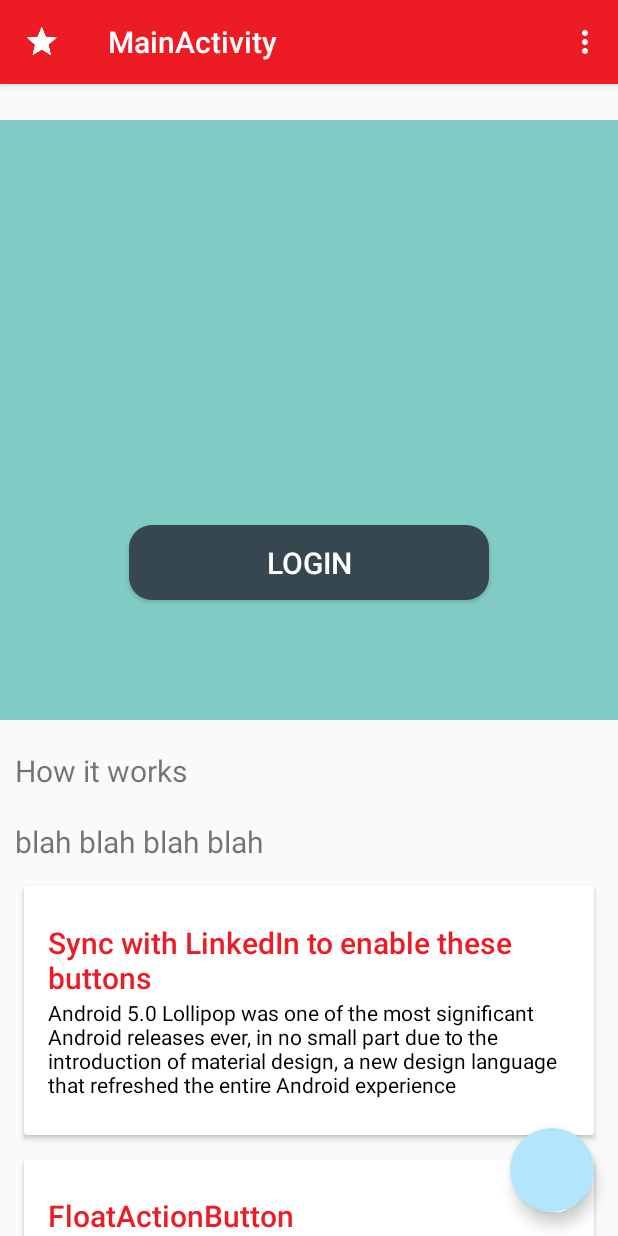
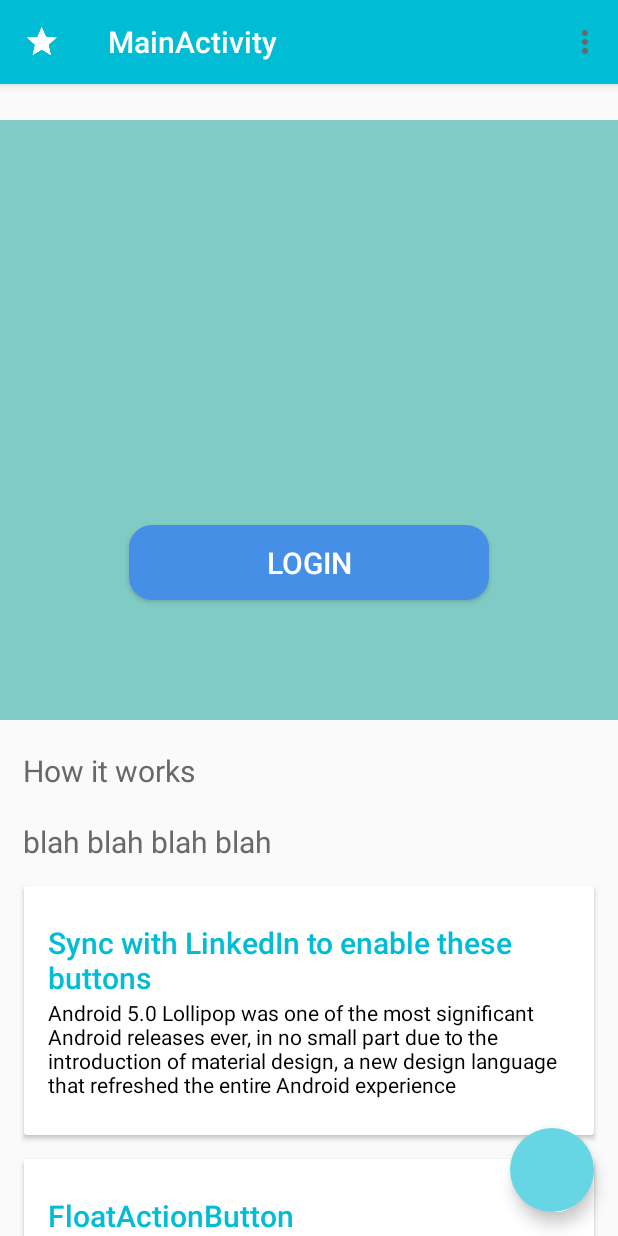
Before and after one commit to charlesmarino/careerandroid, an Android app: the screen it shows after launch (MainActivity), on a phone screen of 412 x 824 dp. Run offline under Robolectric (Android 15) with nearby library versions, the phone set to English and light mode, and no system bars.

Commit message:
Changed app colors

```diff
--- a/app/src/main/res/drawable-hdpi/rounded_corner_button.xml
+++ b/app/src/main/res/drawable-hdpi/rounded_corner_button.xml
@@ -2,5 +2,5 @@
 <shape xmlns:android="http://schemas.android.com/apk/res/android"
     android:shape="rectangle">
     <corners android:radius="15dp" />
-    <solid android:color="@color/material_blue_grey_800" />
+    <solid android:color="@color/my_accent" />
 </shape>
--- a/app/src/main/res/layout/activity_home.xml
+++ b/app/src/main/res/layout/activity_home.xml
@@ -15,8 +15,11 @@
         android:id="@+id/tab_layout"
         android:layout_width="match_parent"
         android:layout_height="wrap_content"
-        android:background="?attr/colorAccent"
-        app:tabIndicatorColor="?attr/colorPrimary"/>
+        android:background="?attr/colorPrimary"
+        app:tabMaxWidth="0dp"
+        app:tabGravity="fill"
+        app:tabMode="fixed"
+        app:tabIndicatorColor="@color/my_third_accent"/>
 
     <android.support.v4.view.ViewPager
         android:id="@+id/pager"
--- a/app/src/main/res/layout/view_splash.xml
+++ b/app/src/main/res/layout/view_splash.xml
@@ -19,6 +19,7 @@
             android:layout_marginTop="270dp"
             android:background="@drawable/rounded_corner_button"
             android:text="Login"
+            android:textColor="?android:attr/textColorPrimary"
             android:textSize="20sp"/>
 
     </LinearLayout>
@@ -33,20 +34,22 @@
             android:id="@+id/firstTextView"
             android:layout_width="match_parent"
             android:layout_height="wrap_content"
-            android:layout_marginLeft="10dp"
-            android:layout_marginRight="10dp"
+            android:layout_marginLeft="15dp"
+            android:layout_marginRight="15dp"
             android:layout_marginTop="20dp"
             android:text="How it works"
+            android:textColor="?android:attr/textColorSecondary"
             android:textSize="20sp"/>
 
         <TextView
             android:id="@+id/secondTextView"
             android:layout_width="match_parent"
             android:layout_height="wrap_content"
-            android:layout_marginLeft="10dp"
-            android:layout_marginRight="10dp"
+            android:layout_marginLeft="15dp"
+            android:layout_marginRight="15dp"
             android:layout_marginTop="20dp"
             android:text="blah blah blah blah"
+            android:textColor="?android:attr/textColorSecondary"
             android:textSize="20sp"/>
 
     </LinearLayout>
--- a/app/src/main/res/values/colors.xml
+++ b/app/src/main/res/values/colors.xml
@@ -1,12 +1,14 @@
 <?xml version="1.0" encoding="utf-8"?>
 <resources>
     <color name="window_background">#CC000000</color>
-    <color name="my_primary">#ED1C24</color>
-    <color name="my_primary_dark">#CC0000</color>
-    <color name="my_primary_light">#B3E5FC</color>
-    <color name="my_accent">#FF5722</color>
+    <color name="my_primary">#00BCD5</color>
+    <color name="my_primary_dark">#0097A8</color>
+    <color name="my_primary_light">#66d6e5</color>
+    <color name="my_accent">#468FE6</color>
+    <color name="my_second_accent">#49D3C3</color>
+    <color name="my_third_accent">#FFFF85</color>
     <color name="my_primary_text">#ffffff</color>
-    <color name="my_secondary_text">#ffffff</color>
+    <color name="my_secondary_text">#686868</color>
     <color name="my_icons">#FFFFFF</color>
     <color name="my_divider">#B6B6B6</color>
 </resources>
```
